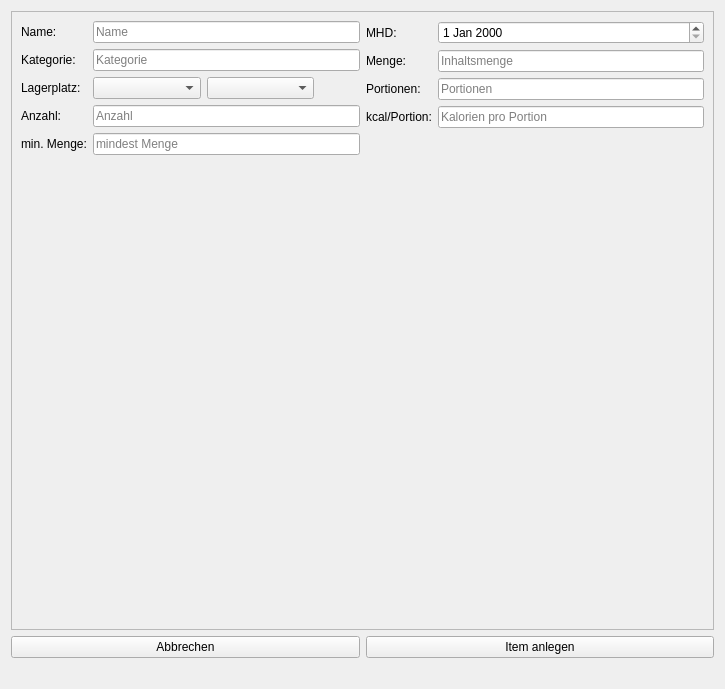
Above: ui/NewEntry.ui from mluckau/vorratslager before the change. Below: the same form after it.
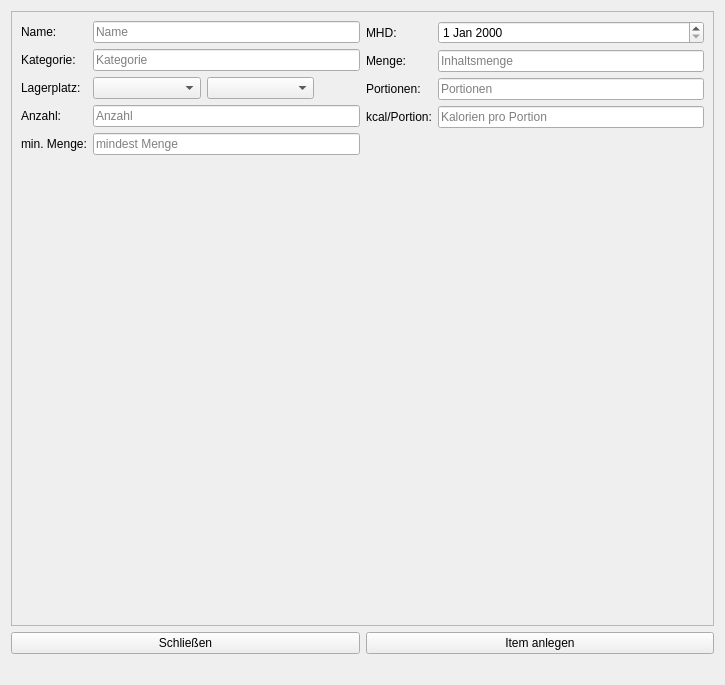
That is the form after the change. Icons and pictures are not drawn.

The edit to the form file:
```diff
--- a/ui/NewEntry.ui
+++ b/ui/NewEntry.ui
@@ -11,7 +11,7 @@
     <x>0</x>
     <y>0</y>
     <width>725</width>
-    <height>689</height>
+    <height>685</height>
    </rect>
   </property>
   <property name="windowTitle">
@@ -29,7 +29,7 @@
         <x>0</x>
         <y>0</y>
         <width>709</width>
-        <height>607</height>
+        <height>603</height>
        </rect>
       </property>
       <layout class="QHBoxLayout" name="horizontalLayout_2">
@@ -245,7 +245,7 @@
      <item>
       <widget class="QPushButton" name="pB_Abbrechen">
        <property name="text">
-        <string>Abbrechen</string>
+        <string>Schließen</string>
        </property>
       </widget>
      </item>
```
